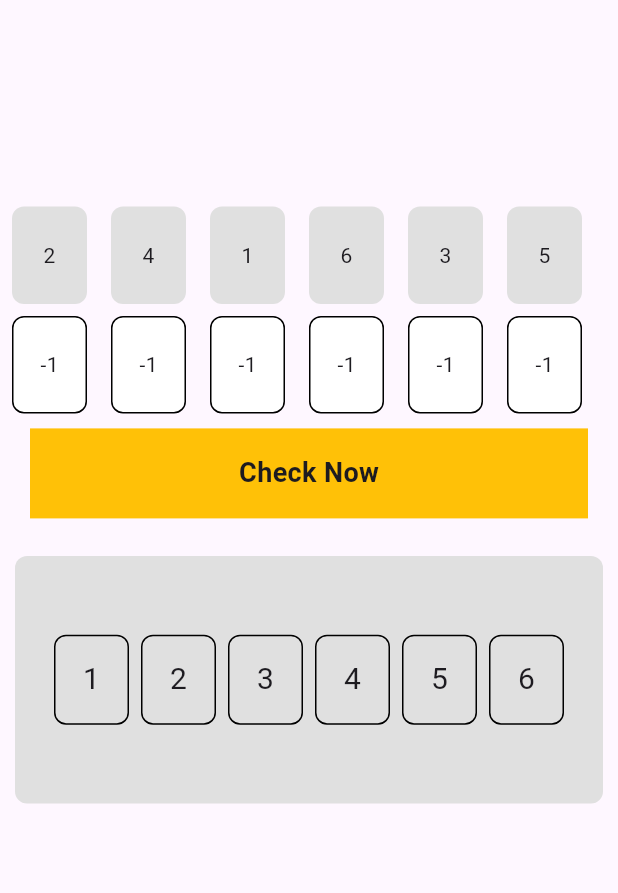
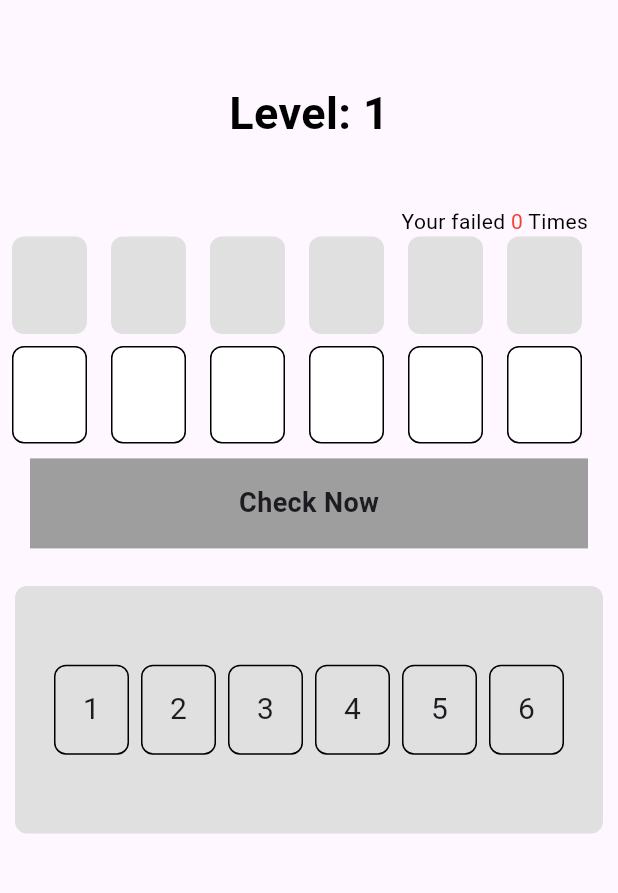
Before and after one commit to Sahil-Kundaliya/my_game, a Flutter app: the MyHomePage screen opened by its route, after a tap on "Check Now", on a phone screen of 412 x 824 dp, the part 63-956 px from its top. Run offline on Flutter 3.47's test engine with Material 3 defaults, Android fonts, the phone set to English and light mode, and no system bars; our stand-ins replace flutter_bloc.

Commit message:
game small updates

```diff
--- a/lib/features/number_game/cubits/number_game_cubit.dart
+++ b/lib/features/number_game/cubits/number_game_cubit.dart
@@ -1,6 +1,8 @@
 import 'dart:developer';
 
 import 'package:dazll_demo/features/number_game/cubits/number_game_state.dart';
+import 'package:flutter/material.dart';
+import 'package:flutter/widgets.dart';
 import 'package:flutter_bloc/flutter_bloc.dart';
 
 class NumberGameCubit extends Cubit<NumberGameState> {
@@ -10,8 +12,10 @@ class NumberGameCubit extends Cubit<NumberGameState> {
   List<int> randomNumber = [1, 2, 3, 4, 5, 6];
   List<int> answerNumber = [-1, -1, -1, -1, -1, -1];
   List<int> pickNumber = [1, 2, 3, 4, 5, 6];
-  bool trueAnswer = false;
+  bool answerPicked = false;
   int selectedItem = -1;
+  int attemptedCount = 0;
+  int totalRightAnswer = 0;
 
   loadInitialData() {
     randomNumber.shuffle();
@@ -30,4 +34,55 @@ class NumberGameCubit extends Cubit<NumberGameState> {
     answerNumber = [-1, -1, -1, -1, -1, -1];
     pickNumber = [1, 2, 3, 4, 5, 6];
   }
+
+  checkAnswer({required BuildContext context}) {
+    totalRightAnswer = 0;
+    if (!answerNumber.contains(-1)) {
+      for (var i = 0; i < randomNumber.length; i++) {
+        if (randomNumber[i] == answerNumber[i]) {
+          totalRightAnswer += 1;
+        }
+      }
+      if (totalRightAnswer == answerNumber.length) {
+        ScaffoldMessenger.of(context).showSnackBar(const SnackBar(
+          content: Text('You Win'),
+        ));
+      } else {
+        attemptedCount++;
+        // ScaffoldMessenger.of(context).showSnackBar(SnackBar(
+        //   content: Text(
+        //       'You Loss, ${totalRightAnswer == -1 ? 0 : totalRightAnswer} Correct Answer'),
+        // ));
+        // restart();
+      }
+      emit(UpDateState());
+    }
+  }
+
+  selectedAnswer(
+      {required BuildContext context,
+      required DragTargetDetails<Object?> details,
+      required int index}) {
+    if (answerNumber[index] == -1) {
+      pickNumber.removeWhere(
+        (element) {
+          return element == int.parse(details.data.toString()) ? true : false;
+        },
+      );
+
+      for (var i = 0; i < answerNumber.length; i++) {
+        if (i == selectedItem) {
+          answerNumber[i] = -1;
+        }
+      }
+      answerNumber[index] = int.parse(details.data.toString());
+    } else {
+      answerNumber[selectedItem] = answerNumber[index];
+      answerNumber[index] = int.parse(details.data.toString());
+    }
+    if (!answerNumber.contains(-1)) {
+      answerPicked = true;
+    }
+    updateState();
+  }
 }
--- a/lib/features/number_game/screens/number_game.dart
+++ b/lib/features/number_game/screens/number_game.dart
@@ -1,5 +1,3 @@
-import 'dart:developer';
-
 import 'package:dazll_demo/constants/app_colors.dart';
 import 'package:dazll_demo/features/number_game/cubits/number_game_cubit.dart';
 import 'package:dazll_demo/features/number_game/cubits/number_game_state.dart';
@@ -11,32 +9,6 @@ import '../../../resposinve.dart';
 class MyHomePage extends StatelessWidget {
   const MyHomePage({super.key});
   static const String myHomePage = '/MyHomePage';
-
-  selectedAnswer(
-      {required BuildContext context,
-      required DragTargetDetails<Object?> details,
-      required int index}) {
-    NumberGameCubit numberGameCubit = context.read<NumberGameCubit>();
-    if (numberGameCubit.answerNumber[index] == -1) {
-      numberGameCubit.pickNumber.removeWhere(
-        (element) {
-          return element == int.parse(details.data.toString()) ? true : false;
-        },
-      );
-
-      for (var i = 0; i < numberGameCubit.answerNumber.length; i++) {
-        if (i == numberGameCubit.selectedItem) {
-          numberGameCubit.answerNumber[i] = -1;
-        }
-      }
-      numberGameCubit.answerNumber[index] = int.parse(details.data.toString());
-    } else {
-      numberGameCubit.answerNumber[numberGameCubit.selectedItem] =
-          numberGameCubit.answerNumber[index];
-      numberGameCubit.answerNumber[index] = int.parse(details.data.toString());
-    }
-    numberGameCubit.updateState();
-  }
 
   Widget getScreen({required BuildContext context, NumberGameState? state}) {
     final size = MediaQuery.sizeOf(context);
@@ -56,6 +28,35 @@ class MyHomePage extends StatelessWidget {
             Container(
               height: size.height * 0.15,
               decoration: const BoxDecoration(),
+              child: const Center(
+                  child: Text(
+                'Level: 1',
+                style: TextStyle(
+                    fontSize: 30,
+                    color: AppColors.blackColor,
+                    fontWeight: FontWeight.bold),
+              )),
+            ),
+            Padding(
+              padding: const EdgeInsets.fromLTRB(0, 0, 20, 0),
+              child: Row(
+                mainAxisAlignment: MainAxisAlignment.end,
+                children: [
+                  const Text(
+                    'Your failed ',
+                    style: TextStyle(fontSize: 14, color: AppColors.blackColor),
+                  ),
+                  Text(
+                    numberGameCubit.attemptedCount.toString(),
+                    style: const TextStyle(
+                        fontSize: 14, color: AppColors.redColor),
+                  ),
+                  const Text(
+                    ' Times',
+                    style: TextStyle(fontSize: 14, color: AppColors.blackColor),
+                  )
+                ],
+              ),
             ),
             SizedBox(
               width: size.width,
@@ -74,7 +75,7 @@ class MyHomePage extends StatelessWidget {
                           color: Colors.grey.shade300,
                           borderRadius: BorderRadius.circular(8)),
                       child: Center(
-                          child: !numberGameCubit.trueAnswer
+                          child: false
                               ? Text(numberGameCubit.randomNumber[index]
                                   .toString())
                               : const SizedBox()),
@@ -126,13 +127,13 @@ class MyHomePage extends StatelessWidget {
                                                   .answerNumber[index]
                                                   .toString())
                                               : const SizedBox(
-                                                  child: Text('-1'),
+                                                  child: Text(''),
                                                 )),
                                 ),
                               );
                             },
                             onAcceptWithDetails: (details) {
-                              selectedAnswer(
+                              numberGameCubit.selectedAnswer(
                                   details: details,
                                   context: context,
                                   index: index);
@@ -201,34 +202,15 @@ class MyHomePage extends StatelessWidget {
               padding: const EdgeInsets.fromLTRB(20, 10, 20, 10),
               child: GestureDetector(
                 onTap: () {
-                  if (!numberGameCubit.answerNumber.contains(-1)) {
-                    int totalRightAnswer = 0;
-                    for (var i = 0;
-                        i < numberGameCubit.randomNumber.length;
-                        i++) {
-                      if (numberGameCubit.randomNumber[i] ==
-                          numberGameCubit.answerNumber[i]) {
-                        totalRightAnswer += 1;
-                      }
-                    }
-                    if (totalRightAnswer ==
-                        numberGameCubit.answerNumber.length) {
-                      ScaffoldMessenger.of(context).showSnackBar(const SnackBar(
-                        content: Text('You Win'),
-                      ));
-                    } else {
-                      ScaffoldMessenger.of(context).showSnackBar(SnackBar(
-                        content: Text(
-                            'You Loss, ${totalRightAnswer == -1 ? 0 : totalRightAnswer} Correct Answer'),
-                      ));
-                      // numberGameCubit.restart();
-                    }
-                  }
+                  numberGameCubit.checkAnswer(context: context);
                 },
                 child: Container(
                   height: 60,
                   width: size.width,
-                  decoration: const BoxDecoration(color: AppColors.amberColor),
+                  decoration: BoxDecoration(
+                      color: numberGameCubit.answerPicked
+                          ? AppColors.amberColor
+                          : AppColors.greyColor),
                   child: const Center(
                       child: Text(
                     'Check Now',
@@ -248,14 +230,16 @@ class MyHomePage extends StatelessWidget {
                   child: Padding(
                     padding: const EdgeInsets.symmetric(horizontal: 8.0),
                     child: Center(
-                      child: SizedBox(
+                        child: !numberGameCubit.answerPicked
+                            ? SizedBox(
                                 height: 60,
                                 width: size.width,
                                 child: Column(
                                   children: [
                                     Expanded(
                                       child: ListView.builder(
-                                itemCount: numberGameCubit.pickNumber.length,
+                                        itemCount:
+                                            numberGameCubit.pickNumber.length,
                                         scrollDirection: Axis.horizontal,
                                         shrinkWrap: true,
                                         itemBuilder: (context, index) {
@@ -267,43 +251,52 @@ class MyHomePage extends StatelessWidget {
                                               width: 50,
                                               // color: Colors.amber,
                                               child: Draggable(
-                                        data: numberGameCubit.pickNumber[index],
+                                                data: numberGameCubit
+                                                    .pickNumber[index],
                                                 feedback: Container(
                                                   height: 60,
                                                   width: 50,
                                                   decoration: BoxDecoration(
-                                              color: Colors.grey.shade300,
+                                                      color:
+                                                          Colors.grey.shade300,
                                                       border: Border.all(
                                                           color: Colors.black),
                                                       borderRadius:
-                                                  BorderRadius.circular(8)),
+                                                          BorderRadius.circular(
+                                                              8)),
                                                   child: Center(
                                                       child: Text(
-                                            numberGameCubit.pickNumber[index]
+                                                    numberGameCubit
+                                                        .pickNumber[index]
                                                         .toString(),
                                                     style: const TextStyle(
                                                         fontSize: 20,
                                                         color: Colors.black,
                                                         decoration:
-                                                    TextDecoration.none),
+                                                            TextDecoration
+                                                                .none),
                                                   )),
                                                 ),
-                                        childWhenDragging: const SizedBox(),
+                                                childWhenDragging:
+                                                    const SizedBox(),
                                                 child: Container(
                                                   height: 60,
                                                   width: 50,
                                                   decoration: BoxDecoration(
-                                              color: Colors.grey.shade300,
+                                                      color:
+                                                          Colors.grey.shade300,
                                                       border: Border.all(
                                                           color: Colors.black),
                                                       borderRadius:
-                                                  BorderRadius.circular(8)),
+                                                          BorderRadius.circular(
+                                                              8)),
                                                   child: Center(
                                                       child: Text(
-                                            numberGameCubit.pickNumber[index]
+                                                    numberGameCubit
+                                                        .pickNumber[index]
                                                         .toString(),
-                                            style:
-                                                const TextStyle(fontSize: 20),
+                                                    style: const TextStyle(
+                                                        fontSize: 20),
                                                   )),
                                                 ),
                                               ),
@@ -314,8 +307,9 @@ class MyHomePage extends StatelessWidget {
                                     ),
                                   ],
                                 ),
-                      ),
-                    ),
+                              )
+                            : Text(
+                                'You have ${numberGameCubit.totalRightAnswer} Correct Answer')),
                   ),
                 )),
           ],
```
Lines whose indentation alone changed are shown as unchanged.
